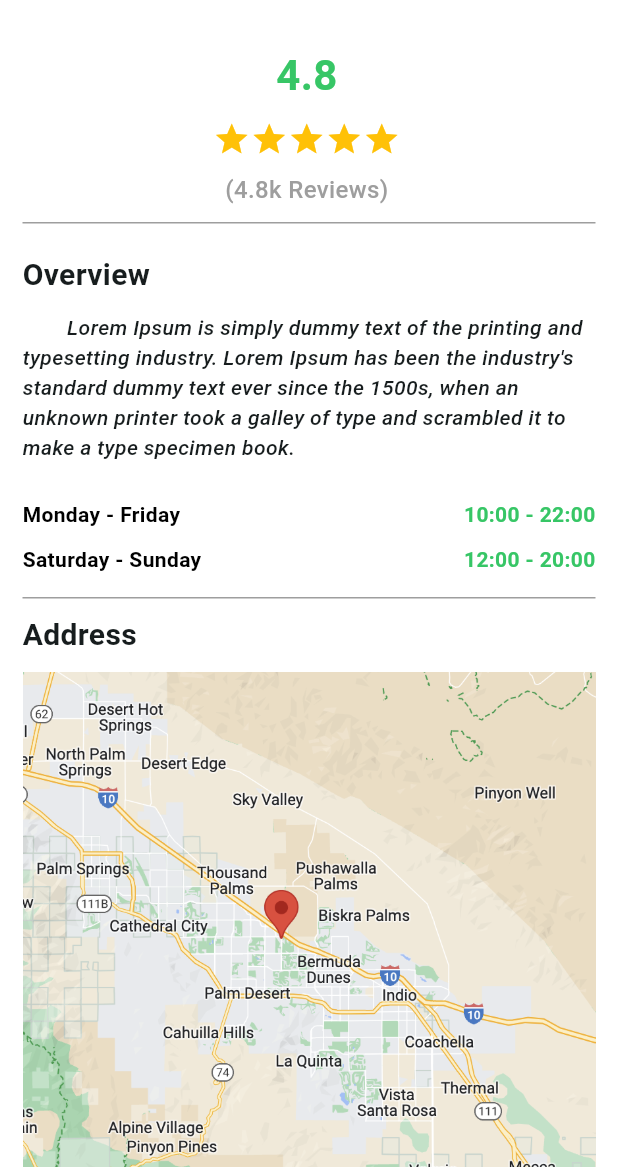
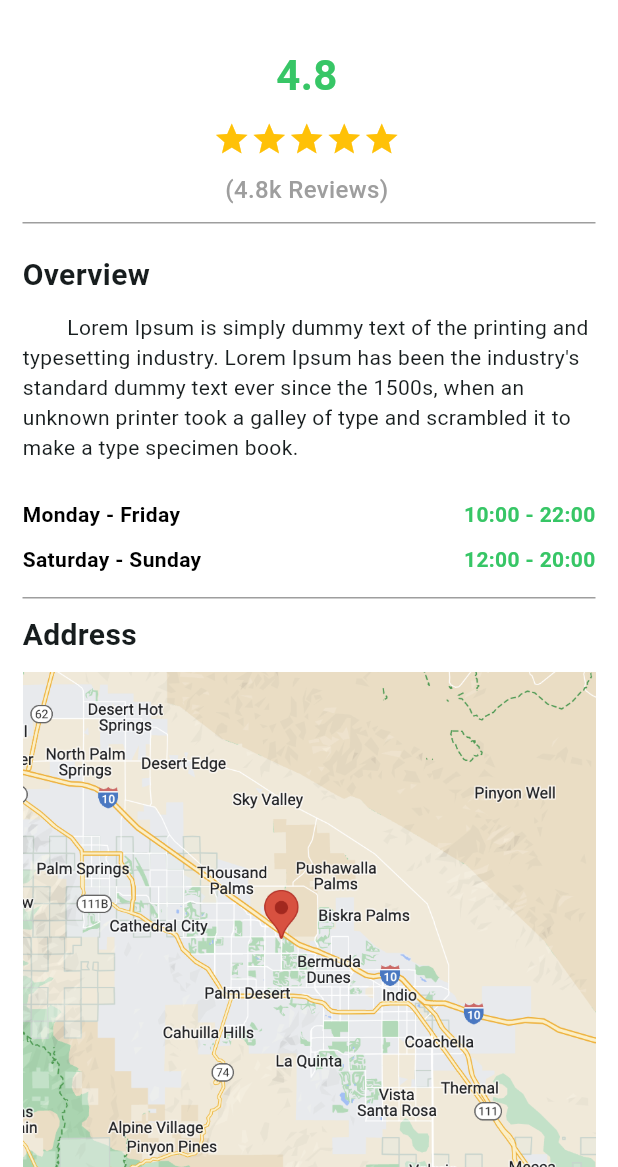
Before and after one commit to ahsanalamsystems/flutter-training, a Flutter app: the screen it shows after launch, after a tap on "Zinger", on a phone screen of 412 x 824 dp, the part 69-1236 px from its top. Run offline on Flutter 3.47's test engine with Material 2 defaults, Android fonts, the light colour scheme and no system bars.

Commit message:
new changes

```diff
--- a/lib/item-detail.dart
+++ b/lib/item-detail.dart
@@ -119,8 +119,6 @@ class ItemDetails extends StatelessWidget {
         Lorem Ipsum is simply dummy text of the printing and typesetting industry. Lorem Ipsum has been the industry's standard dummy text ever since the 1500s, when an unknown printer took a galley of type and scrambled it to make a type specimen book.
         """,
                   style: TextStyle(
-                    fontStyle: FontStyle.italic,
-                    fontWeight: FontWeight.w500,
                     fontSize: 14,
                   ),
                 ),
--- a/lib/splash.dart
+++ b/lib/splash.dart
@@ -12,7 +12,7 @@ class _SplashScreenState extends State<SplashScreen> {
   @override
   void initState() {
     super.initState();
-    Future.delayed(const Duration(seconds: 3), () {
+    Future.delayed(const Duration(seconds: 5), () {
       Navigator.of(context).pushReplacementNamed('/home');
     });
   }
```
